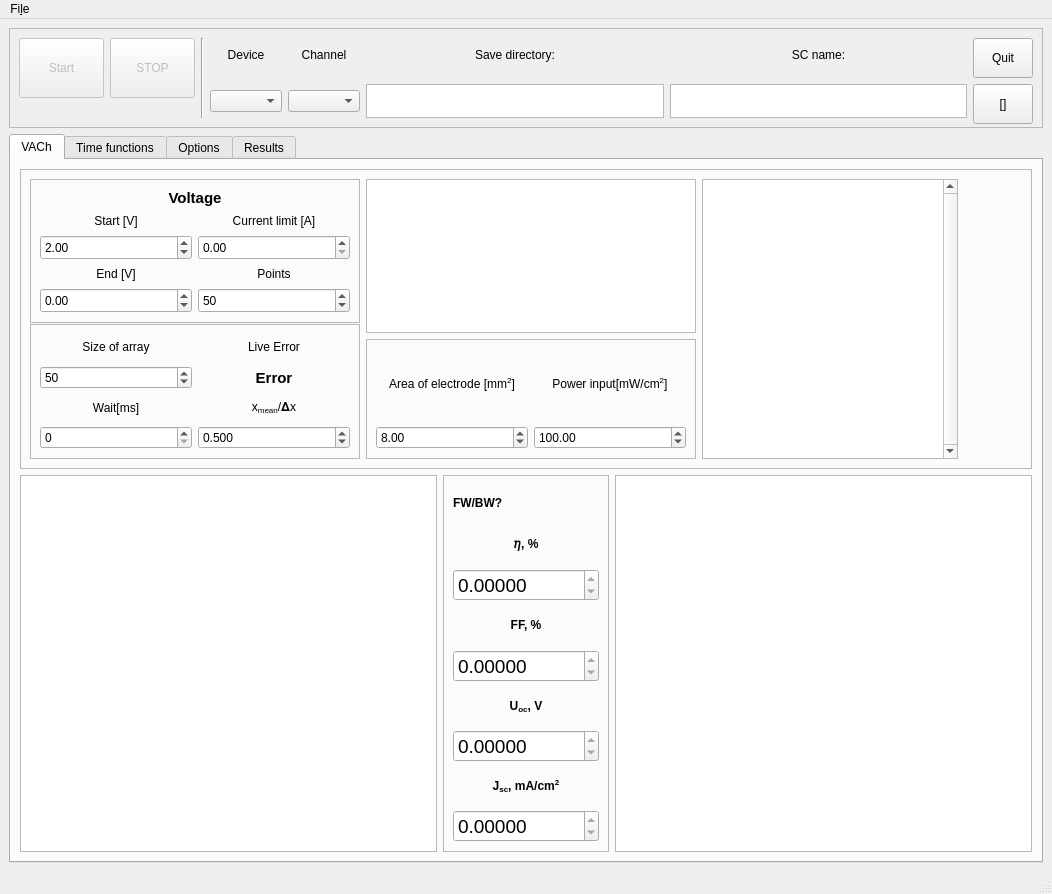
Old version of the form GUI/Solar.ui in the repository userIsTaken/SolarVACh.
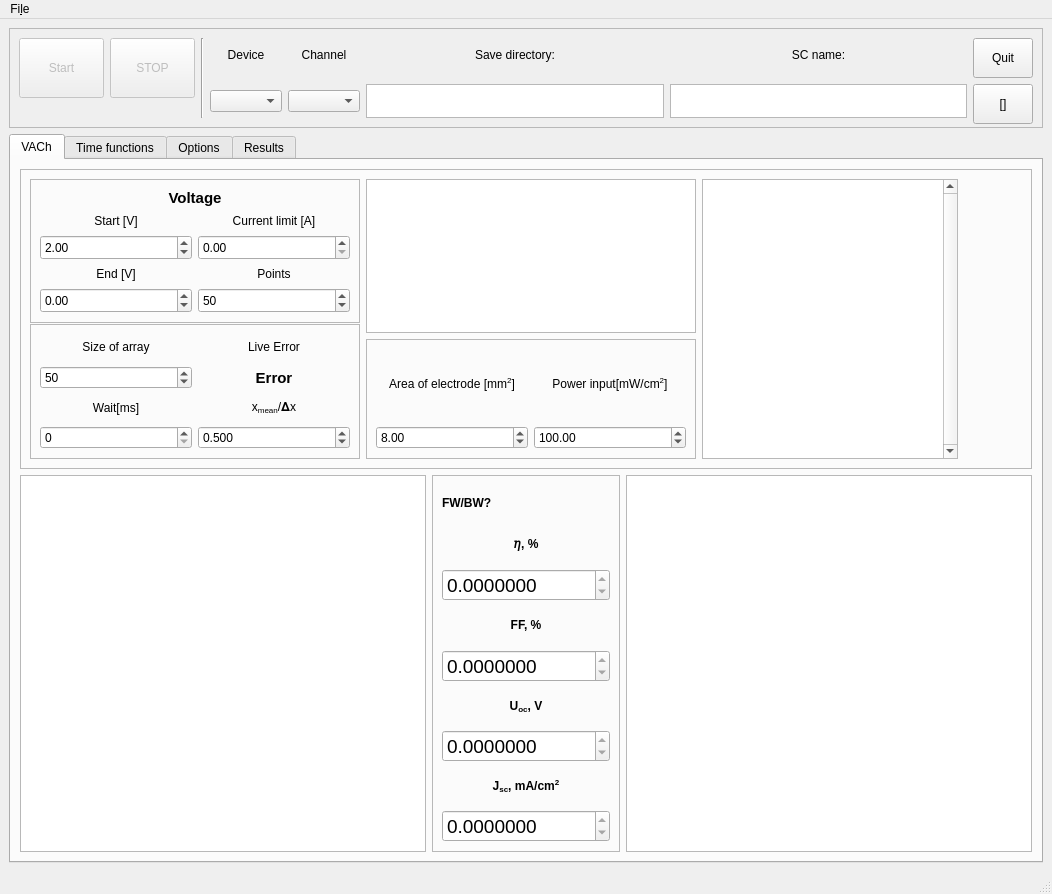
New version of the form. The open tabs and pages were chosen to show the change. Custom widgets are drawn as their Qt base class.

Commit message: fb scan

```diff
--- a/GUI/Solar.ui
+++ b/GUI/Solar.ui
@@ -746,7 +746,7 @@
               <bool>true</bool>
              </property>
              <property name="decimals">
-              <number>5</number>
+              <number>7</number>
              </property>
              <property name="minimum">
               <double>-1000.000000000000000</double>
@@ -777,7 +777,7 @@
               <bool>true</bool>
              </property>
              <property name="decimals">
-              <number>5</number>
+              <number>7</number>
              </property>
              <property name="minimum">
               <double>-10000.000000000000000</double>
@@ -808,7 +808,7 @@
               <bool>true</bool>
              </property>
              <property name="decimals">
-              <number>5</number>
+              <number>7</number>
              </property>
              <property name="minimum">
               <double>-10000.000000000000000</double>
@@ -839,7 +839,7 @@
               <bool>true</bool>
              </property>
              <property name="decimals">
-              <number>5</number>
+              <number>7</number>
              </property>
              <property name="minimum">
               <double>-10000.000000000000000</double>
```
The commit also changes 1 other file.
